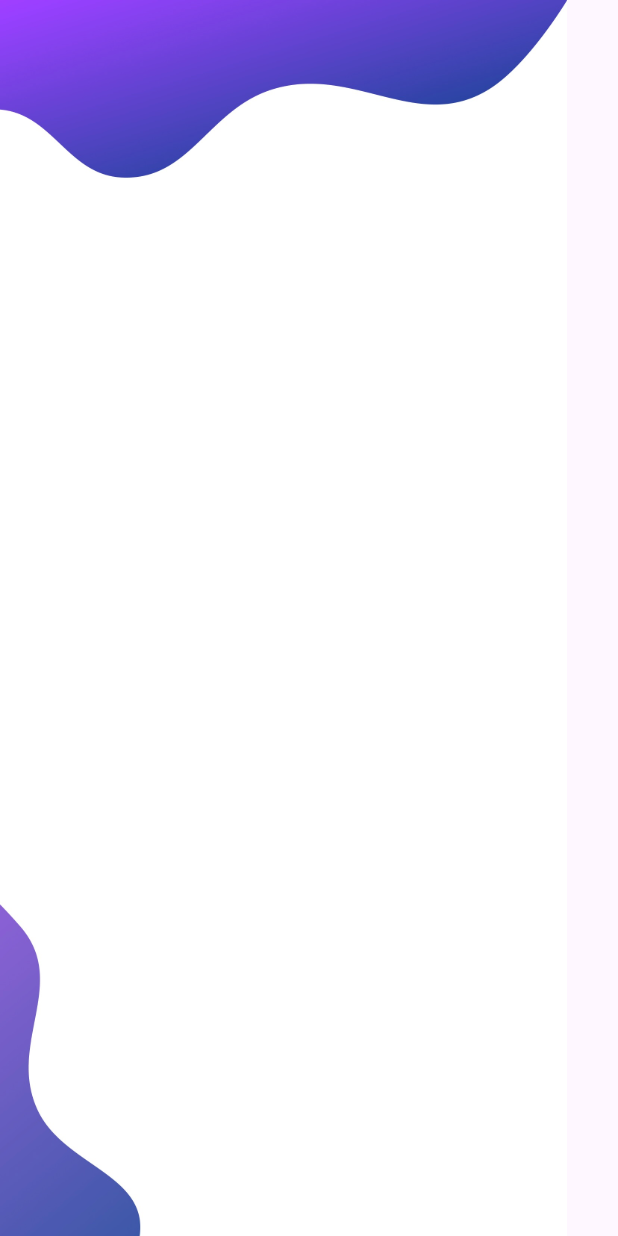
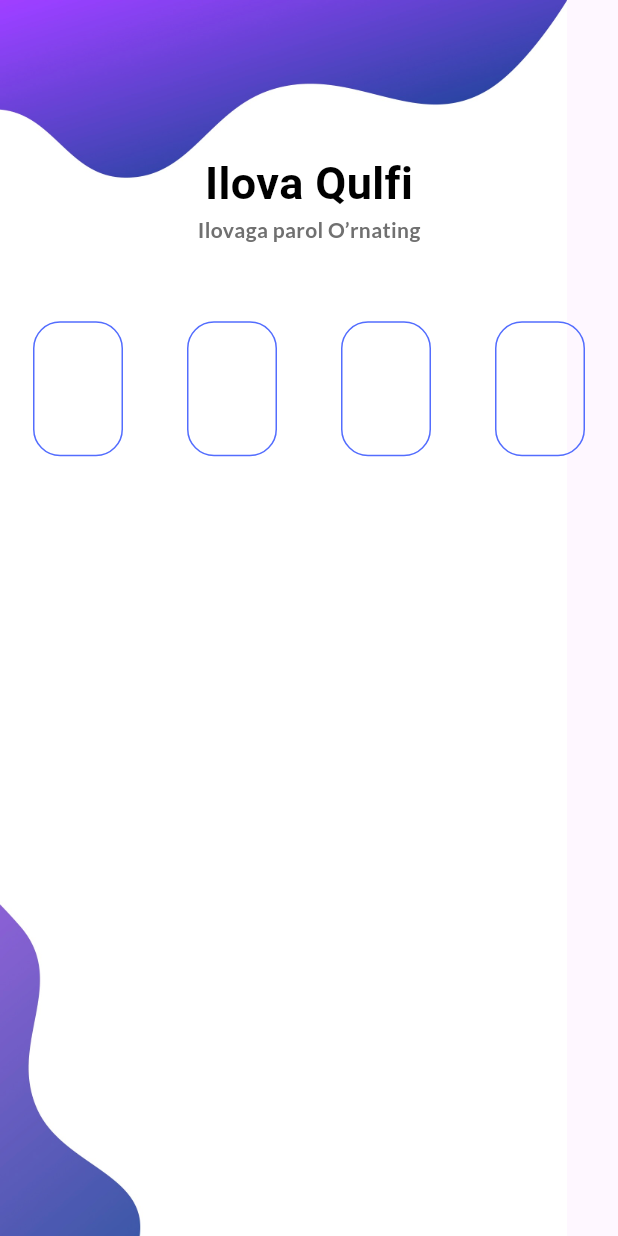
Before and after one commit to tillocoder/barcodebek, a Flutter app: the AppPasswordPages screen opened directly, on a phone screen of 412 x 824 dp. Run offline on Flutter 3.47's test engine with Material 3 defaults, Android fonts, the phone set to English and light mode, and no system bars; drawn by our look-alikes of pin_code_fields; our stand-ins replace firebase_core, flutter_riverpod, flutter_svg, gap, go_router, google_fonts and 1 more; missing offline and left inert: graphic, mobile_scanner; accounts and stored records are empty; Roboto replaces fonts that are missing (Signika); project files that could hold a hidden picture were left out.

Commit message:
Alpomish - 39- pincode qilndi

```diff
--- a/assets/lang/en.json
+++ b/assets/lang/en.json
@@ -48,5 +48,7 @@
   "terms_privacy_policy": "Terms & Privacy Policy",
   "logout": "Log Out",
   "seller": "Seller",
-  "profile": "Profile"
+  "profile": "Profile",
+  "change_language": "Change language",
+  "change_PIN_code": "Change PIN code"
 }
--- a/assets/lang/ru.json
+++ b/assets/lang/ru.json
@@ -48,5 +48,7 @@
   "terms_privacy_policy": "Условия и политика конфиденциальности",
   "logout": "Выйти",
   "seller": "Продавец",
-  "profile": "Профиль"
+  "profile": "Профиль",
+  "change_language": "Изменить язык",
+  "change_PIN_code": "Изменить PIN-код"
 }
--- a/assets/lang/uz.json
+++ b/assets/lang/uz.json
@@ -48,5 +48,7 @@
   "terms_privacy_policy": "Shartlar va maxfiylik siyosati",
   "logout": "Chiqish",
   "seller": "Sotuvchi",
-  "profile": "Profil"
+  "profile": "Profil",
+  "change_language": "Tilni O’zgartirish",
+  "change_PIN_code": "PIN-kodni o’zgartirish"
 }
--- /dev/null
+++ b/lib/src/core/database/app_password.dart
@@ -0,0 +1,11 @@
+import 'package:barcodbek/main.dart';
+import 'package:flutter/cupertino.dart';
+
+class AppPassword {
+  static final TextEditingController textPin = TextEditingController();
+  static final pin = prefs.getString("pin");
+
+  static Future<void> save(String controller) async {
+    await prefs.setString('pin', controller);
+  }
+}
--- a/lib/src/core/local/app_words.dart
+++ b/lib/src/core/local/app_words.dart
@@ -60,4 +60,6 @@ enum Words {
   logout,
   seller,
   profile,
+  change_language,
+  change_PIN_code,
 }
--- a/lib/src/core/style/text_style.dart
+++ b/lib/src/core/style/text_style.dart
@@ -17,7 +17,7 @@ class AppTextStyle {
   static final textStyle2 = GoogleFonts.signika(
       textStyle: const TextStyle(
           color: AppColorss.c_000000,
-          fontSize: 26,
+          fontSize: 30,
           fontWeight: FontWeight.w600));
   static final textStyle4 = GoogleFonts.signika(
       textStyle: const TextStyle(
--- a/lib/src/features/app_password/view/pages/app_password.dart
+++ b/lib/src/features/app_password/view/pages/app_password.dart
@@ -1,8 +1,19 @@
+import 'dart:async';
+
+import 'package:barcodbek/src/core/componets/w_text.dart';
 import 'package:barcodbek/src/core/constants/widgets/custom_scaffold.dart';
+import 'package:barcodbek/src/core/database/app_password.dart';
+import 'package:barcodbek/src/core/style/text_style.dart';
+import 'package:barcodbek/src/features/home/view/pages/home_Page.dart';
 import 'package:flutter/material.dart';
+import 'package:pin_code_fields/pin_code_fields.dart';
+
+String pwrd = '';
+bool isB = true;
+StreamController<ErrorAnimationType>? errorController;
 
 class AppPasswordPages extends StatefulWidget {
-  const AppPasswordPages({super.key});
+  const AppPasswordPages({Key? key}) : super(key: key);
 
   @override
   State<AppPasswordPages> createState() => _AppPasswordPagesState();
@@ -10,11 +21,112 @@ class AppPasswordPages extends StatefulWidget {
 
 class _AppPasswordPagesState extends State<AppPasswordPages> {
   @override
+  void initState() {
+    errorController = StreamController<ErrorAnimationType>();
+    super.initState();
+  }
+
+  @override
+  void dispose() {
+    errorController!.close();
+    super.dispose();
+  }
+
+  @override
   Widget build(BuildContext context) {
-    return const CustomScaffold(
-      child: Column(
-        children: [],
+    return CustomScaffold(
+      child: SafeArea(
+        child: Column(
+          children: [
+            const Spacer(
+              flex: 2,
+            ),
+            WText(
+              "Ilova Qulfi",
+              style: AppTextStyle.textStyle2,
+            ),
+            WText(
+              "Ilovaga parol O’rnating",
+              style: AppTextStyle.textStyle3,
+            ),
+            const Spacer(),
+            Column(
+              children: [
+                PinCodeTextField(
+                  appContext: context,
+                  pastedTextStyle: TextStyle(
+                    color: Colors.green.shade600,
+                    fontWeight: FontWeight.bold,
+                  ),
+                  length: 4,
+                  obscureText: true,
+                  obscuringWidget: const Text("*"),
+                  blinkWhenObscuring: true,
+                  errorAnimationController: errorController,
+                  animationType: AnimationType.fade,
+                  pinTheme: PinTheme(
+                    shape: PinCodeFieldShape.box,
+                    selectedColor: Colors.purple,
+                    activeColor: Colors.green,
+                    borderWidth: 1,
+                    fieldWidth: 60,
+                    fieldHeight: 90,
+                    inactiveColor: Colors.indigoAccent,
+                    borderRadius: BorderRadius.circular(18),
+                  ),
+                  cursorColor: Colors.black,
+                  controller: AppPassword.textPin,
+                  keyboardType: TextInputType.number,
+                  onChanged: (value) async {
+                    pinCode(context);
+                  },
+                ),
+              ],
+            ),
+            const Spacer(
+              flex: 10,
+            ),
+          ],
+        ),
       ),
     );
   }
 }
+
+void pinCode(BuildContext context) async {
+  if (AppPassword.textPin.text.length == 4 && AppPassword.pin == null) {
+    debugPrint("salom");
+    if (isB) {
+      debugPrint("alik");
+      pwrd = AppPassword.textPin.text;
+      AppPassword.textPin.clear();
+      isB = false;
+    } else {
+      await AppPassword.save(AppPassword.textPin.text);
+      if (AppPassword.textPin.text == pwrd) {
+        Navigator.pushReplacement(
+          context,
+          MaterialPageRoute(
+            builder: (context) => const HomePage(),
+          ),
+        );
+      } else {
+        if (AppPassword.textPin.text.length == 4) {
+          errorController!.add(ErrorAnimationType.shake);
+        }
+      }
+    }
+  }
+  if (AppPassword.pin == AppPassword.textPin.text) {
+    Navigator.pushReplacement(
+      context,
+      MaterialPageRoute(
+        builder: (context) => const HomePage(),
+      ),
+    );
+  } else {
+    if (AppPassword.textPin.text.length == 4) {
+      errorController!.add(ErrorAnimationType.shake);
+    }
+  }
+}
--- a/lib/src/features/profile/view/pages/setting/view/pages/setting_page.dart
+++ b/lib/src/features/profile/view/pages/setting/view/pages/setting_page.dart
@@ -41,7 +41,7 @@ class SettingPage extends ConsumerWidget {
                   child: Column(
                     children: [
                       Text(
-                        'Tilni O’zgartirish',
+                        Words.change_language.tr(context),
                         style: AppTextStyle.textStyle2,
                       ),
                       WGap.gap20,
@@ -98,7 +98,7 @@ class SettingPage extends ConsumerWidget {
                   padding: const EdgeInsets.all(8.0),
                   child: ListTile(
                     title: Text(
-                      'PIN-kodni o’zgartirish',
+                      Words.change_PIN_code.tr(context),
                       style: AppTextStyle.textStyle5,
                     ),
                     trailing: const Icon(
```
Also changed, not shown: lib/src/features/onbording/controller/w.dart (added).
